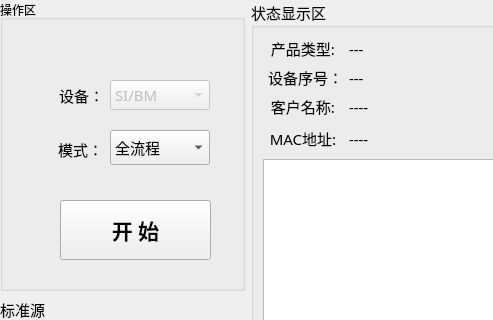
The window that BusbarDebug/home/home_workwid.ui (ChinaClever/BusbarDebug) describes before a commit, drawn with Qt 5; both pictures show x 0 to 493 and y 0 to 320 of the 1002 by 447 pixel window.
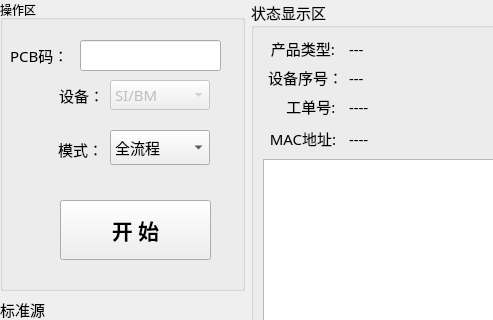
The same window after the commit.

What changed in the file:
```diff
--- a/BusbarDebug/home/home_workwid.ui
+++ b/BusbarDebug/home/home_workwid.ui
@@ -369,6 +369,41 @@
        <set>Qt::AlignRight|Qt::AlignTrailing|Qt::AlignVCenter</set>
       </property>
      </widget>
+     <widget class="QLabel" name="pcb_label">
+      <property name="geometry">
+       <rect>
+        <x>10</x>
+        <y>45</y>
+        <width>61</width>
+        <height>21</height>
+       </rect>
+      </property>
+      <property name="font">
+       <font>
+        <family>微软雅黑</family>
+        <pointsize>11</pointsize>
+       </font>
+      </property>
+      <property name="text">
+       <string>PCB码：</string>
+      </property>
+     </widget>
+     <widget class="QLineEdit" name="pcbEdit">
+      <property name="geometry">
+       <rect>
+        <x>80</x>
+        <y>40</y>
+        <width>141</width>
+        <height>31</height>
+       </rect>
+      </property>
+      <property name="font">
+       <font>
+        <family>微软雅黑</family>
+        <pointsize>11</pointsize>
+       </font>
+      </property>
+     </widget>
     </widget>
    </item>
    <item row="0" column="2">
@@ -511,7 +546,7 @@
          </size>
         </property>
         <property name="text">
-         <string>客户名称:</string>
+         <string>    工单号:</string>
         </property>
         <property name="alignment">
          <set>Qt::AlignCenter</set>
```
Left out of the diff: 1 changed line with no effect on the pictures.
